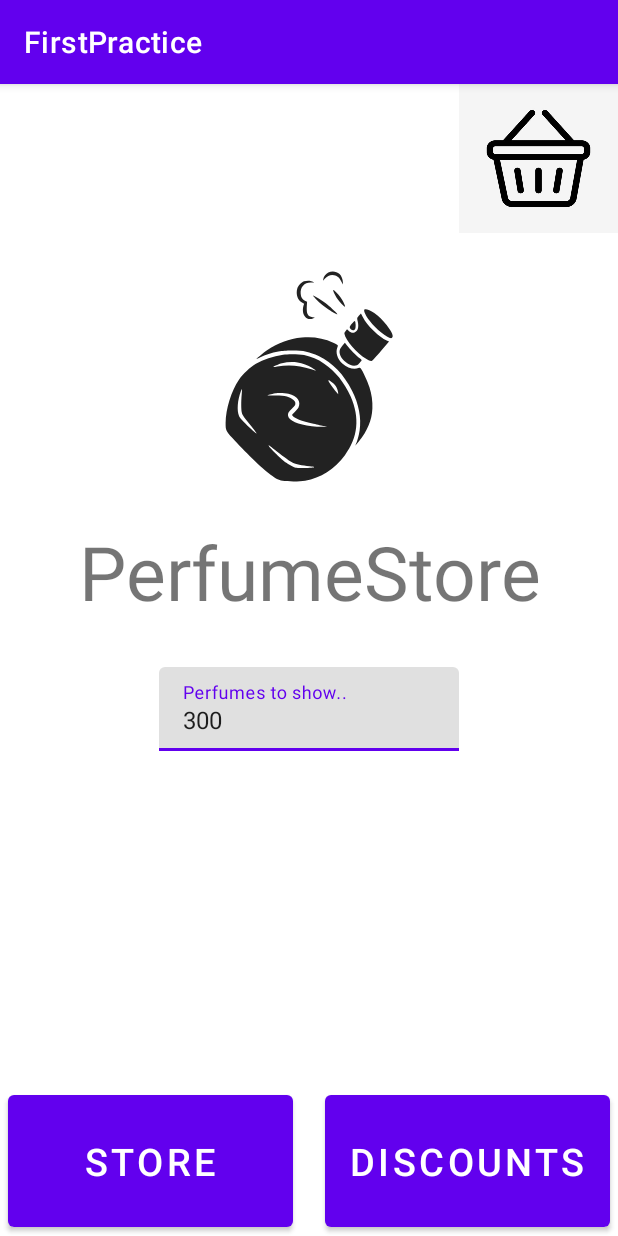
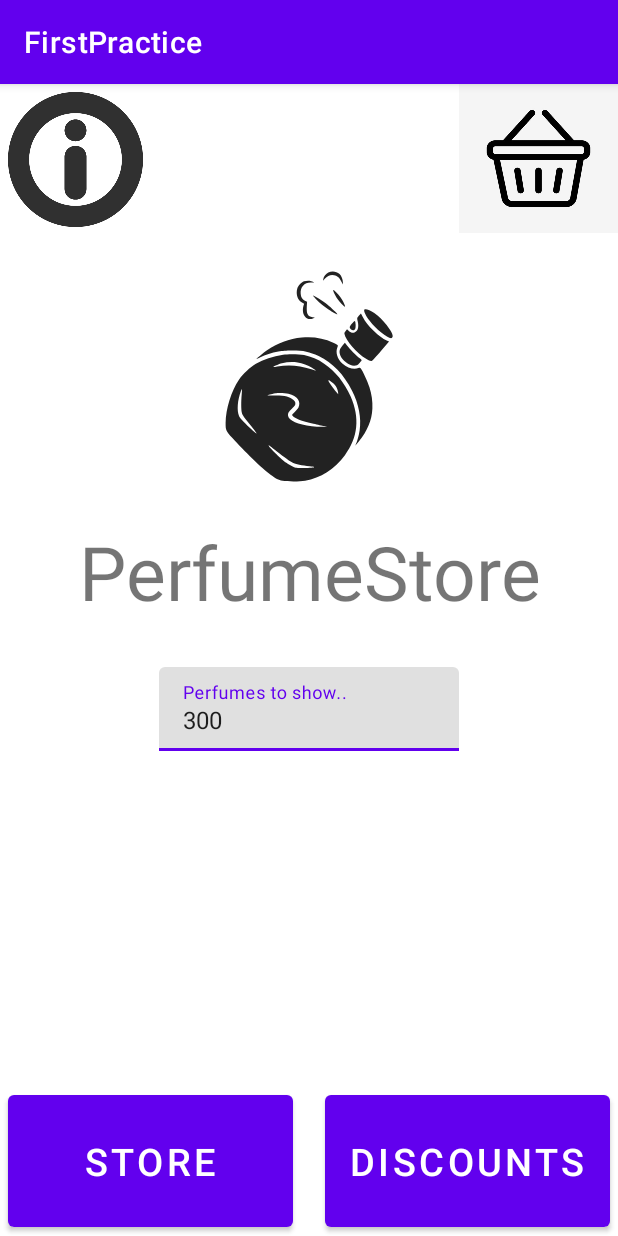
Before and after one commit to Towich/online-store, an Android app: the screen it shows after launch (MainActivity), on a phone screen of 412 x 824 dp. Run offline under Robolectric (Android 15) with nearby library versions, the phone set to English and light mode, and no system bars.

Commit message:
made the button "Info"

```diff
--- a/app/src/main/java/com/example/firstpractice/ContentFragment.java
+++ b/app/src/main/java/com/example/firstpractice/ContentFragment.java
@@ -47,6 +47,8 @@ public class ContentFragment extends Fragment {
 
         fragmentManager = getParentFragmentManager();
 
+        // ResultListener for receiving perfume counter from Fragment "Cart"
+        // %outdated%
         fragmentManager.setFragmentResultListener("requestKey", this, new FragmentResultListener() {
             @Override
             public void onFragmentResult(@NonNull String requestKey, @NonNull Bundle result) {
@@ -64,8 +66,12 @@ public class ContentFragment extends Fragment {
         Log.i("Fragment", "onViewCreated");
 
         perfumeToWatch = 10;
+        perfumeToWatchText = view.findViewById(R.id.input_text_perfumes);
+
+        // *Buttons*
+
+        // button "Cart"
         ImageButton btn_cart = view.findViewById(R.id.button_lets_shop);
-
         btn_cart.setOnClickListener(new View.OnClickListener() {
             @Override
             public void onClick(View view) {
@@ -77,11 +83,8 @@ public class ContentFragment extends Fragment {
             }
         });
 
+        // button "Store"
         Button btn_store = view.findViewById(R.id.button_store);
-        Button btn_store_discounts = view.findViewById(R.id.button_store_discounts);
-
-        perfumeToWatchText = view.findViewById(R.id.input_text_perfumes);
-
         btn_store.setOnClickListener(new View.OnClickListener() {
             @Override
             public void onClick(View view) {
@@ -93,6 +96,8 @@ public class ContentFragment extends Fragment {
             }
         });
 
+        // button "Discounts"
+        Button btn_store_discounts = view.findViewById(R.id.button_store_discounts);
         btn_store_discounts.setOnClickListener(new View.OnClickListener() {
             @Override
             public void onClick(View view) {
@@ -102,6 +107,18 @@ public class ContentFragment extends Fragment {
                 bundle.putInt("perfume_to_watch", perfumeToWatch);
 
                 Navigation.findNavController(view).navigate(R.id.action_mainFragment_to_storeDiscountsFragment2, bundle);
+            }
+        });
+
+        // button "Info"
+        ImageButton btn_info = view.findViewById(R.id.button_info);
+        btn_info.setOnClickListener(new View.OnClickListener() {
+            @Override
+            public void onClick(View view) {
+                /*
+                    Here we have to make a notification
+                 */
+
             }
         });
     }
--- a/app/src/main/res/layout/fragment_main.xml
+++ b/app/src/main/res/layout/fragment_main.xml
@@ -72,5 +72,16 @@
             android:text="300"/>
     </com.google.android.material.textfield.TextInputLayout>
 
+    <ImageButton
+        android:id="@+id/button_info"
+        android:layout_width="90dp"
+        android:layout_height="90dp"
+        android:background="@drawable/info_icon__6"
+        android:textSize="@dimen/button_lets_shop_text_size"
+        app:layout_constraintStart_toStartOf="parent"
+        app:layout_constraintTop_toTopOf="parent"
+        android:layout_marginStart="5dp"
+        android:layout_marginTop="5dp"/>
+
 
 </androidx.constraintlayout.widget.ConstraintLayout>
```
Also changed, not shown: app/src/main/res/drawable/info_icon__6.png (added).
